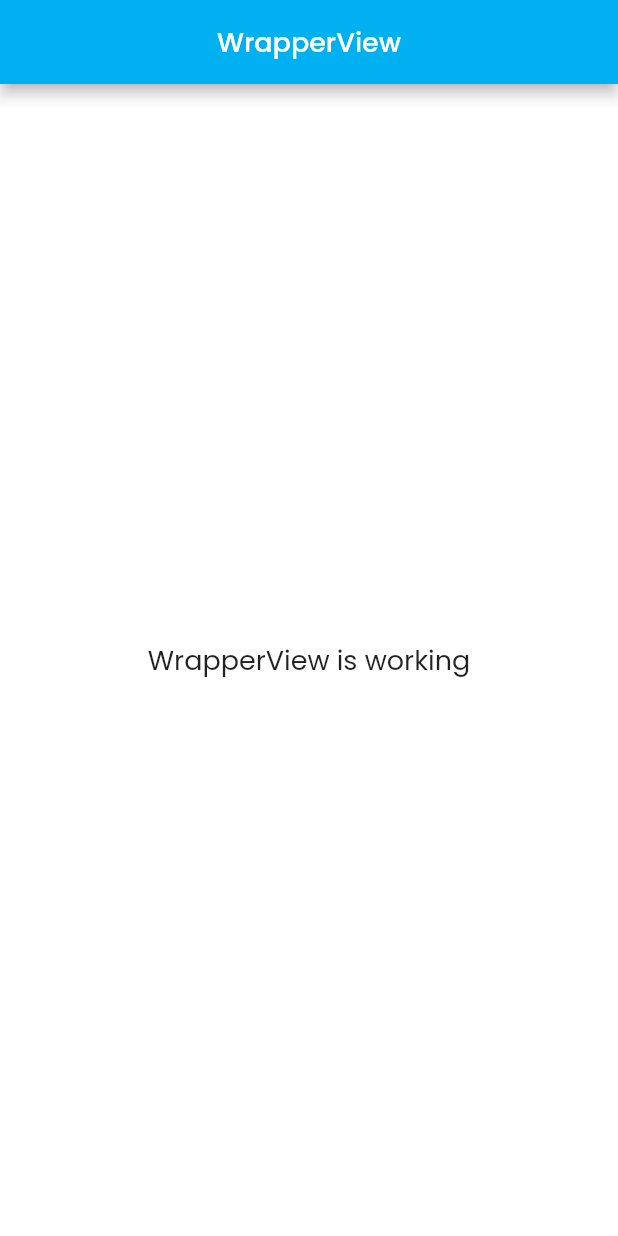
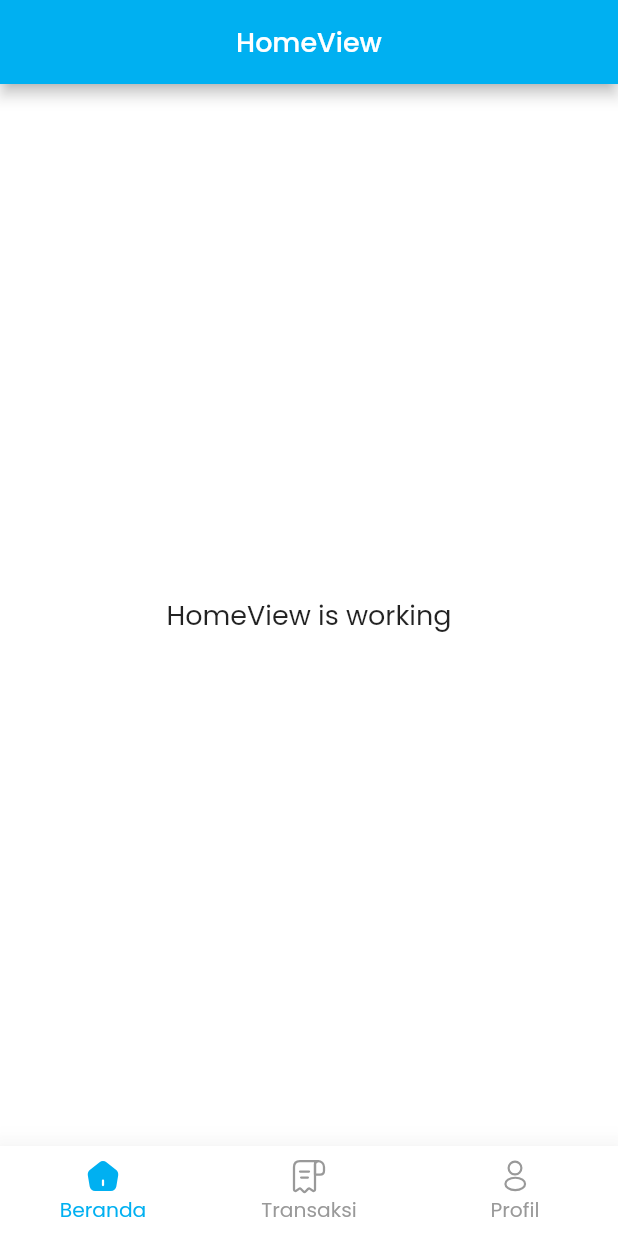
Before and after one commit to ivanismail/barbershop, a Flutter app: the screen it shows after launch, on a phone screen of 412 x 824 dp. Run offline on Flutter 3.47's test engine with Material 2 defaults, Android fonts, the phone set to English and light mode, and no system bars; our stand-ins replace double_back_to_close_app, flutter_svg, get, google_fonts; project files that could hold a hidden picture were left out.

Commit message:
add: wrapper view

```diff
--- /dev/null
+++ b/lib/app/const.dart
@@ -0,0 +1,4 @@
+const double PAGE_WRAPPER = 20;
+const double SAVE_FAB = 30;
+const IMAGE_PLACEHOLDER = "https://i.stack.imgur.com/y9DpT.jpg";
+const Duration TIMEOUT_DURATION = Duration(seconds: 30);
--- /dev/null
+++ b/lib/app/export.dart
@@ -0,0 +1,6 @@
+export 'package:flutter/material.dart';
+export 'package:get/get.dart';
+export 'package:barbershop/app/themes/themes.dart';
+export 'package:barbershop/app/themes/colors.dart';
+export 'package:flutter_svg/flutter_svg.dart';
+export 'package:barbershop/app/const.dart';
--- a/lib/app/modules/wrapper/controllers/wrapper_controller.dart
+++ b/lib/app/modules/wrapper/controllers/wrapper_controller.dart
@@ -1,23 +1,113 @@
-import 'package:get/get.dart';
+import '../../../export.dart';
+import '../../../widgets/bottom_navbar.dart';
+import '../../home/views/home_view.dart';
 
 class WrapperController extends GetxController {
-  //TODO: Implement WrapperController
+  final pageIndex = 0.obs;
+  String connectionStatus = 'Unknown';
+  // final Connectivity connectivity = Connectivity();
+  // late StreamSubscription<ConnectivityResult> connectivitySubscription;
 
-  final count = 0.obs;
-  @override
-  void onInit() {
-    super.onInit();
+  List<Widget> get currentPage {
+    return [
+      HomeView(),
+      HomeView(),
+      HomeView(),
+    ];
+  }
+
+  List<BottomNavigationBarItem> get bottomMenuItem {
+    return [
+      BottomNavigationBarItem(
+        label: 'Beranda',
+        icon: BuildIconNavBar(
+          currentTab: this.pageIndex.value,
+          index: 0,
+          svg: 'home',
+          svgActive: 'home-fill',
+        ),
+      ),
+      BottomNavigationBarItem(
+        label: 'Transaksi',
+        icon: BuildIconNavBar(
+          currentTab: this.pageIndex.value,
+          index: 1,
+          svg: 'receipt',
+          svgActive: 'receipt-fill',
+        ),
+      ),
+      BottomNavigationBarItem(
+        label: 'Profil',
+        icon: BuildIconNavBar(
+          currentTab: this.pageIndex.value,
+          index: 2,
+          svg: 'user',
+          svgActive: 'user-fill',
+        ),
+      )
+    ];
   }
 
   @override
-  void onReady() {
+  void onInit() async {
+    super.onInit();
+
+    // initConnectivity();
+    // connectivitySubscription =
+    //     connectivity.onConnectivityChanged.listen(updateConnectionStatus);
+  }
+
+  updateBottomNavbar() {
+    update();
+  }
+
+  void onTapBottomNavbar(int index) async {
+    // if (!checkToken()) {
+    //   await Get.toNamed(Routes.AUTH);
+    //   return;
+    // }
+
+    this.pageIndex.value = index;
+  }
+
+  @override
+  void onReady() async {
     super.onReady();
+    print('================ Ready Wrapper ================');
+
+    // await this.doCheckAppVersion();
   }
 
   @override
   void onClose() {
-    super.onClose();
+    // connectivitySubscription.cancel();
+    super.dispose();
   }
 
-  void increment() => count.value++;
+  // Platform messages are asynchronous, so we initialize in an async method.
+  // Future<void> initConnectivity() async {
+  //   ConnectivityResult result = ConnectivityResult.none;
+  //   // Platform messages may fail, so we use a try/catch PlatformException.
+  //   try {
+  //     result = await connectivity.checkConnectivity();
+  //   } on PlatformException catch (e) {
+  //     print(e.toString());
+  //   }
+
+  //   return updateConnectionStatus(result);
+  // }
+
+  // Future<void> updateConnectionStatus(ConnectivityResult result) async {
+  //   if (result == ConnectivityResult.none) {
+  //     XDialog.errorConnection(
+  //       message: 'Silahkan periksa koneksi internet anda.',
+  //       actionText: 'Tutup',
+  //       onTap: () => exit(1),
+  //     );
+  //   } else {
+  //     Get.back();
+  //   }
+
+  //   print(result);
+  // }
 }
--- a/lib/app/modules/wrapper/views/wrapper_view.dart
+++ b/lib/app/modules/wrapper/views/wrapper_view.dart
@@ -1,22 +1,41 @@
+import 'package:double_back_to_close_app/double_back_to_close_app.dart';
 import 'package:flutter/material.dart';
-
 import 'package:get/get.dart';
 
+import '../../../widgets/bottom_navbar.dart';
 import '../controllers/wrapper_controller.dart';
 
-class WrapperView extends GetView<WrapperController> {
-  const WrapperView({Key? key}) : super(key: key);
+class WrapperView extends StatefulWidget {
+  WrapperView({Key? key}) : super(key: key);
+
+  @override
+  State<WrapperView> createState() => _WrapperViewState();
+}
+
+class _WrapperViewState extends State<WrapperView> {
+  final WrapperController controller = Get.find<WrapperController>();
+
+  @override
+  void initState() {
+    super.initState();
+  }
+
   @override
   Widget build(BuildContext context) {
     return Scaffold(
-      appBar: AppBar(
-        title: const Text('WrapperView'),
-        centerTitle: true,
+      bottomNavigationBar: GetBuilder<WrapperController>(
+        init: WrapperController(),
+        initState: (_) {},
+        builder: (_) {
+          return BuildBottomNavBar(
+            controller: controller,
+          );
+        },
       ),
-      body: const Center(
-        child: Text(
-          'WrapperView is working',
-          style: TextStyle(fontSize: 20),
+      body: DoubleBackToCloseApp(
+        child: Obx(() => controller.currentPage[controller.pageIndex.value]),
+        snackBar: SnackBar(
+          content: Text('Ketuk sekali lagi untuk keluar.'),
         ),
       ),
     );
--- a/lib/app/routes/app_pages.dart
+++ b/lib/app/routes/app_pages.dart
@@ -17,12 +17,12 @@ class AppPages {
   static final routes = [
     GetPage(
       name: _Paths.WRAPPER,
-      page: () => const WrapperView(),
+      page: () => WrapperView(),
       binding: WrapperBinding(),
     ),
     GetPage(
       name: _Paths.HOME,
-      page: () => const HomeView(),
+      page: () => HomeView(),
       binding: HomeBinding(),
     ),
   ];
--- /dev/null
+++ b/lib/app/widgets/bottom_navbar.dart
@@ -0,0 +1,93 @@
+import '../export.dart';
+import '../modules/wrapper/controllers/wrapper_controller.dart';
+import '../utils/utils.dart';
+
+class BuildBottomNavBar extends StatefulWidget {
+  final WrapperController controller;
+
+  BuildBottomNavBar({
+    required this.controller,
+  });
+  @override
+  _BuildBottomNavBarState createState() => _BuildBottomNavBarState();
+}
+
+class _BuildBottomNavBarState extends State<BuildBottomNavBar>
+// with MustLoginMiddleware {
+{
+  @override
+  Widget build(BuildContext context) {
+    return Obx(
+      () => BottomNavigationBar(
+        backgroundColor: Colors.white,
+        elevation: 18,
+        unselectedItemColor: XColor.netral5(),
+        selectedItemColor: XColor.primary(),
+        showSelectedLabels: true,
+        showUnselectedLabels: true,
+        selectedFontSize: h3,
+        unselectedFontSize: h3,
+        type: BottomNavigationBarType.fixed,
+        currentIndex: widget.controller.pageIndex.value,
+        onTap: widget.controller.onTapBottomNavbar,
+        items: widget.controller.bottomMenuItem,
+      ),
+    );
+  }
+}
+
+class BuildIconNavBar extends StatelessWidget {
+  const BuildIconNavBar({
+    Key? key,
+    required this.currentTab,
+    required this.index,
+    required this.svg,
+    this.svgActive,
+    this.showDot = false,
+  }) : super(key: key);
+
+  final int currentTab;
+  final int index;
+  final String svg;
+  final String? svgActive;
+  final bool showDot;
+
+  @override
+  Widget build(BuildContext context) {
+    return Container(
+      height: 25,
+      width: 30,
+      child: Stack(
+        alignment: Alignment.center,
+        children: [
+          currentTab != index
+              ? SvgPicture.asset(
+                  'assets/$svg.svg',
+                  color:
+                      currentTab != index ? XColor.netral5() : XColor.primary(),
+                  width: 24,
+                  height: 24,
+                )
+              : SvgPicture.asset(
+                  'assets/$svgActive.svg',
+                  color:
+                      currentTab != index ? XColor.netral5() : XColor.primary(),
+                  width: 24,
+                  height: 24,
+                ),
+          showDot
+              ? Positioned(
+                  top: 0,
+                  right: -200,
+                  child: Icon(
+                    Icons.circle,
+                    color: XColor.primary(),
+                    size: 4,
+                  ),
+                )
+              : displayNone(),
+        ],
+      ),
+    );
+  }
+}
--- a/lib/main.dart
+++ b/lib/main.dart
@@ -12,7 +12,6 @@ void main() {
       theme: XTheme.themeData(),
       builder: (context, child) {
         return MediaQuery(
-          // ignore: sort_child_properties_last
           child: child!,
           data: MediaQuery.of(context).copyWith(textScaleFactor: .9),
         );
--- a/pubspec.yaml
+++ b/pubspec.yaml
@@ -13,9 +13,9 @@ dependencies:
   google_fonts: ^4.0.4
   double_back_to_close_app: ^2.0.1
   flutter_svg: ^1.1.6
+  intl: ^0.17.0
 
 dev_dependencies:
-  flutter_lints: ^2.0.0
   flutter_test:
     sdk: flutter
 
```
Also changed, not shown: analysis_options.yaml (deleted, +0 -28 lines), lib/app/utils/currency.dart (added, +21 -0 lines), lib/app/utils/utils.dart (added, +68 -0 lines), pubspec.lock, 4 other files.
